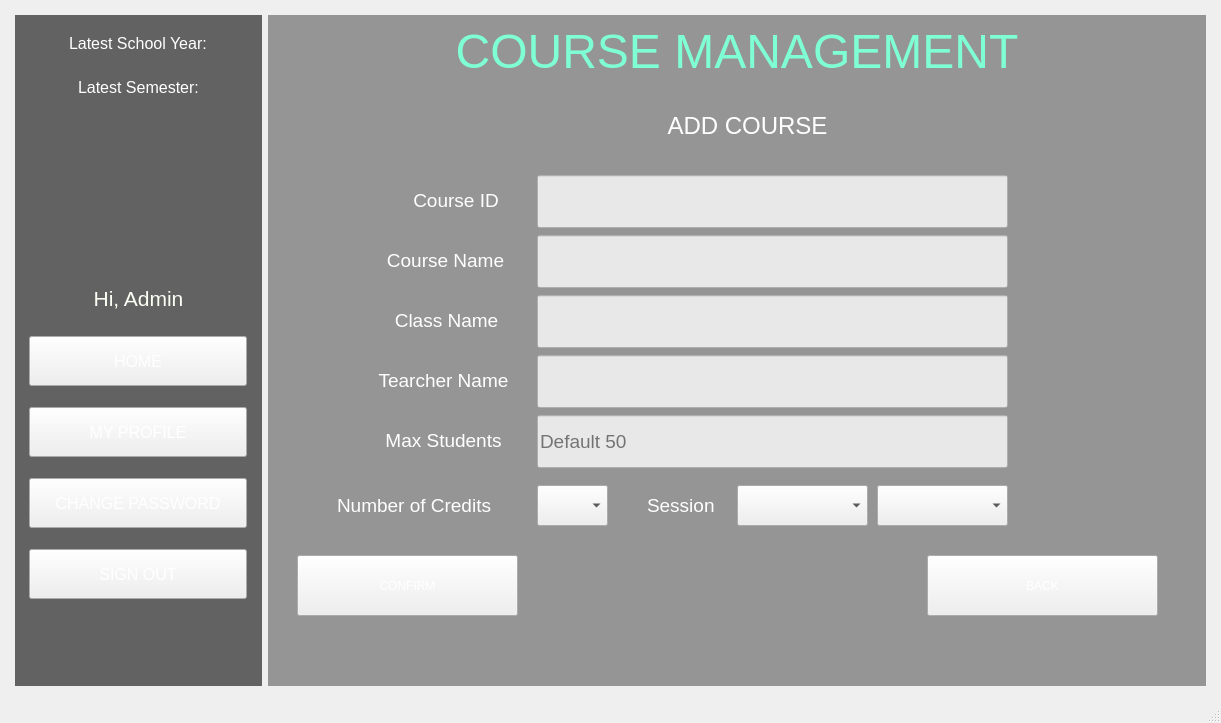
First picture: the form in StudentManagementSystem/mainwindow.ui, repository BuhDuy256/Student-Management-GROUP6-KTLT-23CLC03, before the edit.
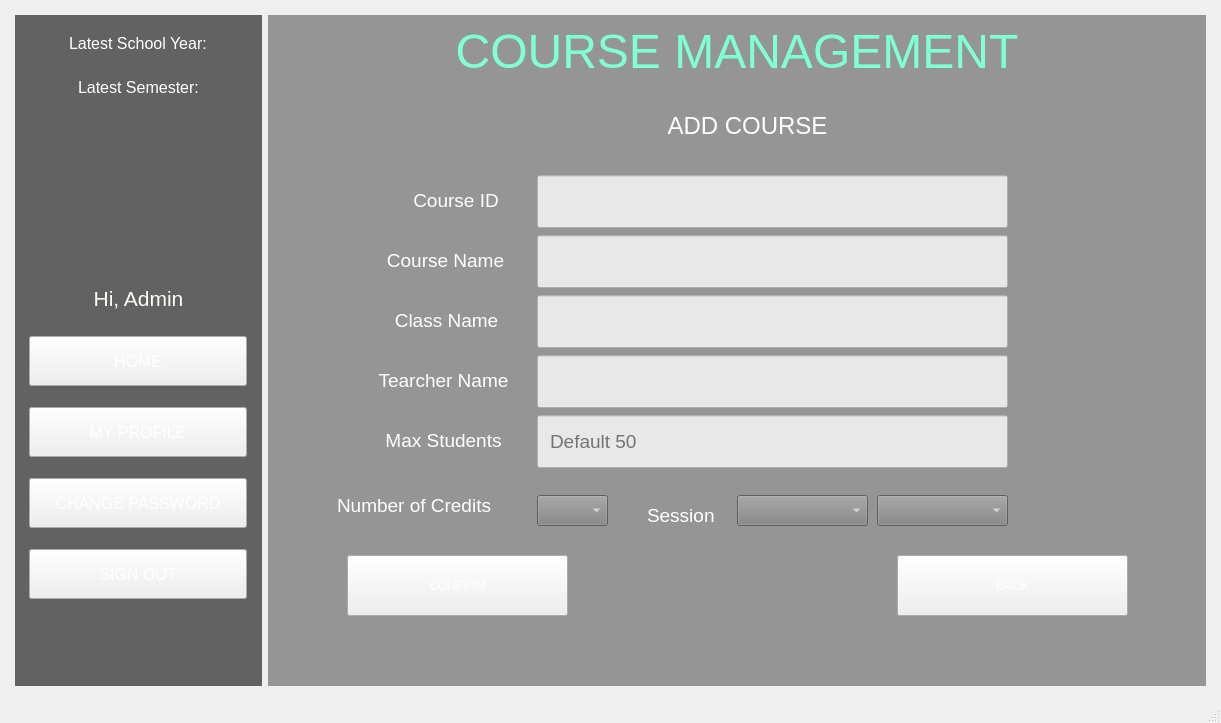
Second picture: the form after the edit. The open tabs and pages were chosen to show the change. Icons and pictures are not drawn.

Commit message: Change add course design

```diff
--- a/StudentManagementSystem/mainwindow.ui
+++ b/StudentManagementSystem/mainwindow.ui
@@ -5847,16 +5847,28 @@
                 <property name="geometry">
                  <rect>
                   <x>260</x>
-                  <y>400</y>
+                  <y>410</y>
                   <width>71</width>
-                  <height>41</height>
+                  <height>31</height>
                  </rect>
                 </property>
                 <property name="font">
                  <font>
-                  <pointsize>14</pointsize>
+                  <pointsize>-1</pointsize>
                  </font>
                 </property>
+                <property name="styleSheet">
+                 <string notr="true">QComboBox {
+	font-size: 16px;
+	border-image: url(:/background/button.png);
+	background-color: rgb(133, 133, 133);
+	color: #F5F0F0;
+}
+
+QComboBox::hover {
+ 	color: #292727
+}</string>
+                </property>
                 <property name="currentIndex">
                  <number>-1</number>
                 </property>
@@ -5880,16 +5892,28 @@
                 <property name="geometry">
                  <rect>
                   <x>460</x>
-                  <y>400</y>
+                  <y>410</y>
                   <width>131</width>
-                  <height>41</height>
+                  <height>31</height>
                  </rect>
                 </property>
                 <property name="font">
                  <font>
-                  <pointsize>14</pointsize>
+                  <pointsize>-1</pointsize>
                  </font>
                 </property>
+                <property name="styleSheet">
+                 <string notr="true">QComboBox {
+	font-size: 16px;
+	border-image: url(:/background/button.png);
+	background-color: rgb(133, 133, 133);
+	color: #F5F0F0;
+}
+
+QComboBox::hover {
+ 	color: #292727
+}</string>
+                </property>
                 <property name="currentIndex">
                  <number>-1</number>
                 </property>
@@ -5928,16 +5952,28 @@
                 <property name="geometry">
                  <rect>
                   <x>600</x>
-                  <y>400</y>
+                  <y>410</y>
                   <width>131</width>
-                  <height>41</height>
+                  <height>31</height>
                  </rect>
                 </property>
                 <property name="font">
                  <font>
-                  <pointsize>14</pointsize>
+                  <pointsize>-1</pointsize>
                  </font>
                 </property>
+                <property name="styleSheet">
+                 <string notr="true">QComboBox {
+	font-size: 16px;
+	border-image: url(:/background/button.png);
+	background-color: rgb(133, 133, 133);
+	color: #F5F0F0;
+}
+
+QComboBox::hover {
+ 	color: #292727
+}</string>
+                </property>
                 <property name="currentIndex">
                  <number>-1</number>
                 </property>
@@ -5987,7 +6023,7 @@
                 <property name="geometry">
                  <rect>
                   <x>370</x>
-                  <y>400</y>
+                  <y>410</y>
                   <width>91</width>
                   <height>41</height>
                  </rect>
@@ -6007,7 +6043,7 @@
                <widget class="QPushButton" name="button_confirm_7">
                 <property name="geometry">
                  <rect>
-                  <x>20</x>
+                  <x>70</x>
                   <y>470</y>
                   <width>221</width>
                   <height>61</height>
@@ -6020,7 +6056,7 @@
                <widget class="QPushButton" name="button_back_13">
                 <property name="geometry">
                  <rect>
-                  <x>650</x>
+                  <x>620</x>
                   <y>470</y>
                   <width>231</width>
                   <height>61</height>
@@ -6243,7 +6279,9 @@
                  </font>
                 </property>
                 <property name="styleSheet">
-                 <string notr="true"/>
+                 <string notr="true">color: #000000;
+background-color: rgba(255,255,255,200);
+padding: 10px;</string>
                 </property>
                 <property name="placeholderText">
                  <string>Default 50</string>
```
Left out of the diff: 42 changed lines with no effect on the pictures. The commit also changes 1 other file.
